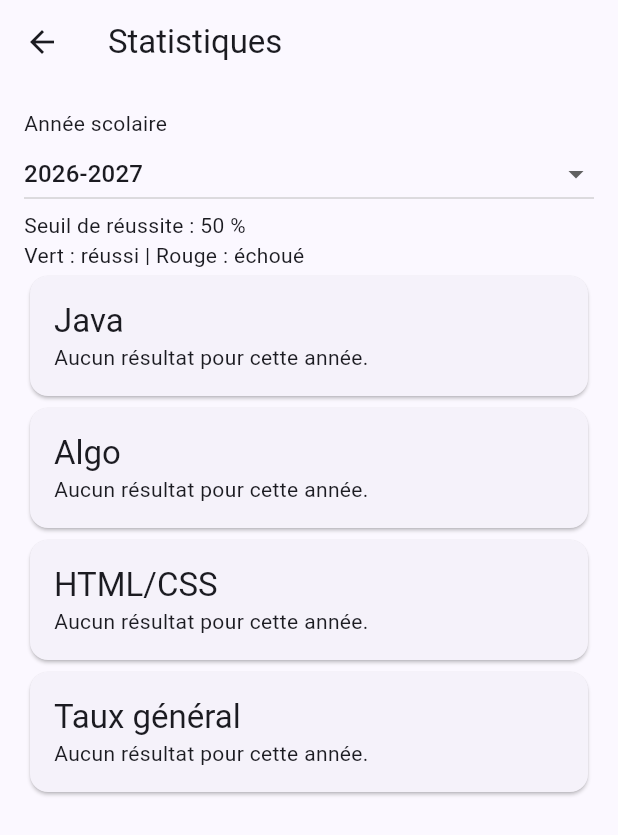
After one commit to REDA0704/TheFlutterProject, a Flutter app: the DashboardAdminScreen screen opened directly, after a tap on "Statistiques", on a phone screen of 412 x 824 dp. The commit adds this screen. Shown: the top 835 px of the screen. Run offline on Flutter 3.47's test engine with Material 3 defaults, Android fonts, the phone set to English and light mode, and no system bars; our stand-ins replace file_picker, fl_chart, sqflite, sqflite_common_ffi; accounts and stored records are empty.

Commit message:
feat(US7): statistiques de reussite

```diff
--- a/lib/screens/admin/dashboard_admin_screen.dart
+++ b/lib/screens/admin/dashboard_admin_screen.dart
@@ -1,6 +1,10 @@
 import 'package:flutter/material.dart';
 
 import 'questions/gestion_questions_screen.dart';
+
+import 'resultats_screen.dart';
+
+import 'statistiques_screen.dart';
 
 class DashboardAdminScreen extends StatelessWidget {
   const DashboardAdminScreen({super.key});
@@ -38,6 +42,24 @@ class DashboardAdminScreen extends StatelessWidget {
                   ),
                 ),
               ),
+              const SizedBox(height: 16),
+              ElevatedButton.icon(
+                icon: const Icon(Icons.table_chart),
+                label: const Text('Tableau de bord'),
+                onPressed: () => Navigator.push(
+                  context,
+                  MaterialPageRoute(builder: (_) => const ResultatsScreen()),
+                ),
+              ),
+              const SizedBox(height: 16),
+              ElevatedButton.icon(
+                icon: const Icon(Icons.pie_chart),
+                label: const Text('Statistiques'),
+                onPressed: () => Navigator.push(
+                  context,
+                  MaterialPageRoute(builder: (_) => const StatistiquesScreen()),
+                ),
+              ),
             ],
           ),
         ),
--- /dev/null
+++ b/lib/screens/admin/statistiques_screen.dart
@@ -0,0 +1,149 @@
+import 'package:flutter/material.dart';
+import 'package:fl_chart/fl_chart.dart';
+
+import '../../services/database_service.dart';
+import '../../utils/annee_scolaire.dart';
+import '../../utils/disciplines.dart';
+import 'annees_resultats.dart';
+
+/// US7 : camemberts de réussite par discipline et taux global.
+class StatistiquesScreen extends StatefulWidget {
+  const StatistiquesScreen({super.key});
+  @override
+  State<StatistiquesScreen> createState() => _StatistiquesScreenState();
+}
+
+class _StatistiquesScreenState extends State<StatistiquesScreen> {
+  final _db = DatabaseService.instance;
+  String _annee = anneeScolaireActuelle();
+  late Future<List<String>> _annees;
+  late Future<Map<String, double>> _taux;
+  @override
+  void initState() {
+    super.initState();
+    _annees = chargerAnneesResultats();
+    _taux = _charger(_annee);
+  }
+
+  Future<Map<String, double>> _charger(String annee) async {
+    final parDiscipline = await _db.tauxReussiteParDiscipline(annee: annee);
+    if (parDiscipline.isEmpty) return {};
+    final global = await _db.tauxReussiteGlobal(annee);
+    return {...parDiscipline, 'Global': global};
+  }
+
+  @override
+  Widget build(BuildContext context) {
+    return Scaffold(
+      appBar: AppBar(title: const Text('Statistiques')),
+      body: ListView(
+        padding: const EdgeInsets.all(16),
+        children: [
+          const Text('Année scolaire'),
+          FutureBuilder<List<String>>(
+            future: _annees,
+            builder: (context, snapshot) {
+              if (snapshot.hasError) {
+                return TextButton(
+                  onPressed: () => setState(() {
+                    _annees = chargerAnneesResultats();
+                  }),
+                  child: const Text('Années indisponibles. Réessayer'),
+                );
+              }
+              if (!snapshot.hasData) return const LinearProgressIndicator();
+              return DropdownButton<String>(
+                isExpanded: true,
+                value: _annee,
+                items: [
+                  for (final a in snapshot.data!)
+                    DropdownMenuItem(value: a, child: Text(a)),
+                ],
+                onChanged: (a) {
+                  if (a == null) return;
+                  setState(() {
+                    _annee = a;
+                    _taux = _charger(a);
+                  });
+                },
+              );
+            },
+          ),
+          Text(
+            'Seuil de réussite : '
+            '${(DatabaseService.seuilReussite * 100).toStringAsFixed(0)} %',
+          ),
+          const Text('Vert : réussi | Rouge : échoué'),
+          FutureBuilder<Map<String, double>>(
+            future: _taux,
+            builder: (context, snapshot) {
+              if (snapshot.connectionState != ConnectionState.done) {
+                return const Center(child: CircularProgressIndicator());
+              }
+              if (snapshot.hasError) {
+                return TextButton(
+                  onPressed: () => setState(() {
+                    _taux = _charger(_annee);
+                  }),
+                  child: const Text('Erreur. Réessayer'),
+                );
+              }
+              final taux = snapshot.data!;
+              return Column(
+                children: [
+                  for (final d in disciplines) _carte(d, taux[d]),
+                  _carte('Taux général', taux['Global']),
+                ],
+              );
+            },
+          ),
+        ],
+      ),
+    );
+  }
+
+  Widget _carte(String titre, double? taux) {
+    return Card(
+      child: Padding(
+        padding: const EdgeInsets.all(16),
+        child: Column(
+          crossAxisAlignment: CrossAxisAlignment.stretch,
+          children: [
+            Text(titre, style: Theme.of(context).textTheme.titleLarge),
+            if (taux == null)
+              const Text('Aucun résultat pour cette année.')
+            else ...[
+              SizedBox(
+                height: 200,
+                child: PieChart(
+                  PieChartData(
+                    centerSpaceRadius: 0,
+                    sectionsSpace: 0,
+                    sections: [
+                      if (taux > 0)
+                        PieChartSectionData(
+                          value: taux,
+                          color: Colors.green.shade700,
+                          radius: 85,
+                          showTitle: false,
+                        ),
+                      if (taux < 100)
+                        PieChartSectionData(
+                          value: 100 - taux,
+                          color: Colors.red.shade700,
+                          radius: 85,
+                          showTitle: false,
+                        ),
+                    ],
+                  ),
+                ),
+              ),
+              Text('Réussi : ${taux.toStringAsFixed(1)} %'),
+              Text('Échoué : ${(100 - taux).toStringAsFixed(1)} %'),
+            ],
+          ],
+        ),
+      ),
+    );
+  }
+}
--- a/pubspec.yaml
+++ b/pubspec.yaml
@@ -38,6 +38,7 @@ dependencies:
   path: ^1.9.1
   sqflite_common_ffi: ^2.4.7
   file_picker: ^13.4.0
+  fl_chart: ^1.3.1
 
 dev_dependencies:
   flutter_test:
```
Also changed, not shown: pubspec.lock, 1 other file.
